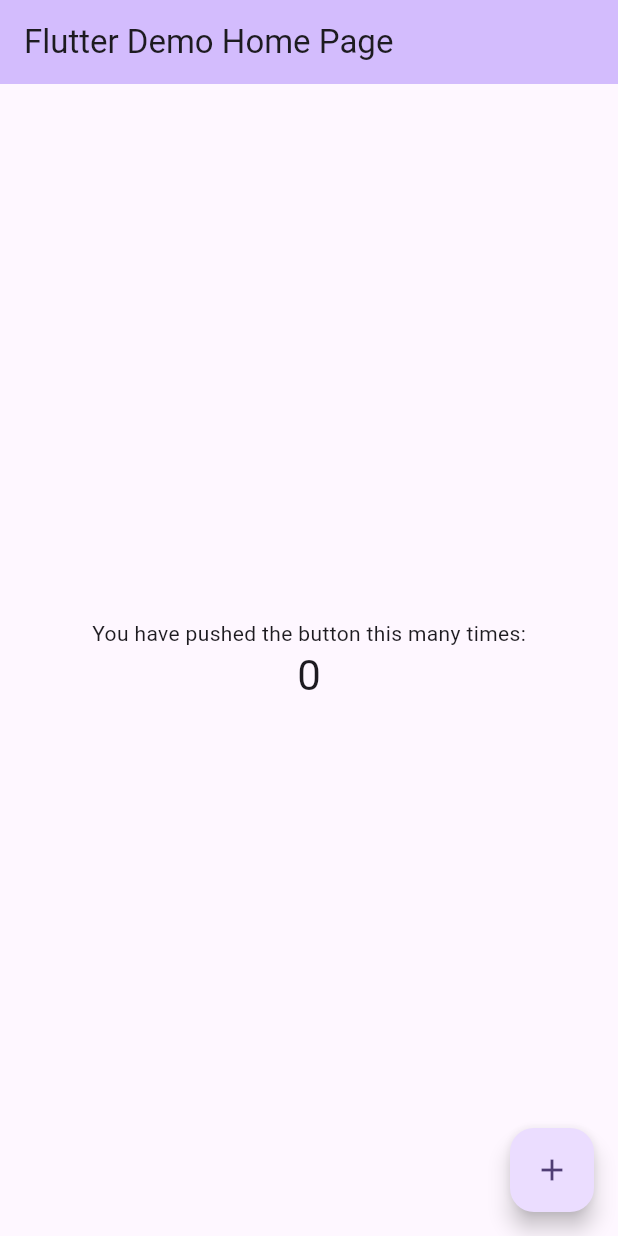
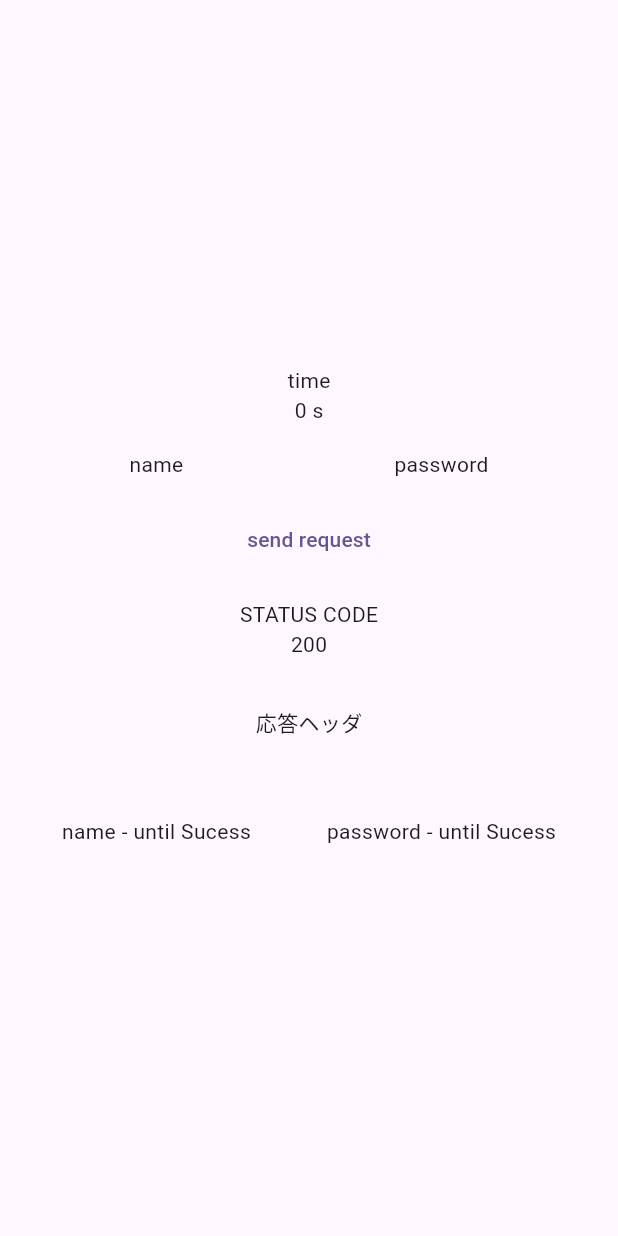
Before and after one commit to Rerurate514/router_unlocker, a Flutter app: the screen it shows after launch, on a phone screen of 412 x 824 dp. Run offline on Flutter 3.47's test engine with Material 3 defaults, Android fonts, the phone set to English and light mode, and no system bars.

Commit message:
UI作成

```diff
--- a/lib/main.dart
+++ b/lib/main.dart
@@ -1,4 +1,9 @@
+import 'dart:async';
+
 import 'package:flutter/material.dart';
+import 'package:http/http.dart';
+import 'package:router_unlocker/bluteForce.dart';
+import 'package:router_unlocker/httpCOntroller.dart';
 
 void main() {
   runApp(const MyApp());
@@ -13,113 +18,120 @@
     return MaterialApp(
       title: 'Flutter Demo',
       theme: ThemeData(
-        // This is the theme of your application.
-        //
-        // TRY THIS: Try running your application with "flutter run". You'll see
-        // the application has a purple toolbar. Then, without quitting the app,
-        // try changing the seedColor in the colorScheme below to Colors.green
-        // and then invoke "hot reload" (save your changes or press the "hot
-        // reload" button in a Flutter-supported IDE, or press "r" if you used
-        // the command line to start the app).
-        //
-        // Notice that the counter didn't reset back to zero; the application
-        // state is not lost during the reload. To reset the state, use hot
-        // restart instead.
-        //
-        // This works for code too, not just values: Most code changes can be
-        // tested with just a hot reload.
         colorScheme: ColorScheme.fromSeed(seedColor: Colors.deepPurple),
         useMaterial3: true,
       ),
-      home: const MyHomePage(title: 'Flutter Demo Home Page'),
+      home: const MyHomePage(),
     );
   }
 }
 
 class MyHomePage extends StatefulWidget {
-  const MyHomePage({super.key, required this.title});
-
-  // This widget is the home page of your application. It is stateful, meaning
-  // that it has a State object (defined below) that contains fields that affect
-  // how it looks.
-
-  // This class is the configuration for the state. It holds the values (in this
-  // case the title) provided by the parent (in this case the App widget) and
-  // used by the build method of the State. Fields in a Widget subclass are
-  // always marked "final".
-
-  final String title;
+  const MyHomePage({super.key});
 
   @override
   State<MyHomePage> createState() => _MyHomePageState();
 }
 
 class _MyHomePageState extends State<MyHomePage> {
-  int _counter = 0;
+  final HttpController _httpController = HttpController();
+  final HeadrCreater _headrCreater = HeadrCreater();
+  final BlutoForceController _blutoForceController = BlutoForceController();
 
-  void _incrementCounter() {
-    setState(() {
-      // This call to setState tells the Flutter framework that something has
-      // changed in this State, which causes it to rerun the build method below
-      // so that the display can reflect the updated values. If we changed
-      // _counter without calling setState(), then the build method would not be
-      // called again, and so nothing would appear to happen.
-      _counter++;
+  Response _response = Response("", 200);
+  String _name = "name";
+  String _password = "password";
+
+  String _nameSuc = "name - until Sucess";
+  String _passwordSuc = "password - until Sucess";
+
+  int _sec = 0;
+
+  void buttonTapped(){
+    sendRequest();
+    secInc();
+  }
+
+  void sendRequest() async {
+    _blutoForceController.run().listen((Res res) {
+      setState(() {
+        _response = res.response;
+        _name = res.name;
+        _password = res.password;
+
+        if(_response.statusCode == 200){
+          _nameSuc = res.name;
+          _passwordSuc = res.password;
+        }
+      });
     });
   }
 
+  void secInc(){
+    Timer.periodic(
+      const Duration(seconds: 1),
+      (time) {
+        setState(() {
+          _sec++;
+        });
+      }
+    );
+  }
+
   @override
-  Widget build(BuildContext context) {
-    // This method is rerun every time setState is called, for instance as done
-    // by the _incrementCounter method above.
-    //
-    // The Flutter framework has been optimized to make rerunning build methods
-    // fast, so that you can just rebuild anything that needs updating rather
-    // than having to individually change instances of widgets.
+  Widget build(BuildContext context){
     return Scaffold(
-      appBar: AppBar(
-        // TRY THIS: Try changing the color here to a specific color (to
-        // Colors.amber, perhaps?) and trigger a hot reload to see the AppBar
-        // change color while the other colors stay the same.
-        backgroundColor: Theme.of(context).colorScheme.inversePrimary,
-        // Here we take the value from the MyHomePage object that was created by
-        // the App.build method, and use it to set our appbar title.
-        title: Text(widget.title),
-      ),
       body: Center(
-        // Center is a layout widget. It takes a single child and positions it
-        // in the middle of the parent.
         child: Column(
-          // Column is also a layout widget. It takes a list of children and
-          // arranges them vertically. By default, it sizes itself to fit its
-          // children horizontally, and tries to be as tall as its parent.
-          //
-          // Column has various properties to control how it sizes itself and
-          // how it positions its children. Here we use mainAxisAlignment to
-          // center the children vertically; the main axis here is the vertical
-          // axis because Columns are vertical (the cross axis would be
-          // horizontal).
-          //
-          // TRY THIS: Invoke "debug painting" (choose the "Toggle Debug Paint"
-          // action in the IDE, or press "p" in the console), to see the
-          // wireframe for each widget.
           mainAxisAlignment: MainAxisAlignment.center,
-          children: <Widget>[
-            const Text(
-              'You have pushed the button this many times:',
+          children: [
+            const Text("time"),
+            Text("${_sec.toString()} s"),
+            Padding(
+              padding: const EdgeInsets.all(16),
+              child: Row(
+                mainAxisAlignment: MainAxisAlignment.spaceAround,
+                children: [
+                  Text(_name),
+                  Text(_password),
+                ],
+              ),
             ),
-            Text(
-              '$_counter',
-              style: Theme.of(context).textTheme.headlineMedium,
+            TextButton(
+              onPressed: buttonTapped,
+              child: const Text("send request")
+            ),
+            Padding(
+              padding: const EdgeInsets.all(16),
+              child: Column(
+                children: [
+                  const Text("STATUS CODE"),
+                  Text(_response.statusCode.toString()),
+                ],
+              ),
+            ),
+            Padding(
+              padding: const EdgeInsets.all(16),
+              child: Column(
+                children: [
+                  const Text("応答ヘッダ"),
+                  Text(_response.body)
+                ],
+              ),
+            ),
+            Padding(
+              padding: const EdgeInsets.all(16),
+              child: Row(
+                mainAxisAlignment: MainAxisAlignment.spaceAround,
+                children: [
+                  Text(_nameSuc),
+                  Text(_passwordSuc),
+                ],
+              ),
             ),
           ],
         ),
       ),
-      floatingActionButton: FloatingActionButton(
-        onPressed: _incrementCounter,
-        tooltip: 'Increment',
-        child: const Icon(Icons.add),
-      ), // This trailing comma makes auto-formatting nicer for build methods.
     );
   }
 }
```
